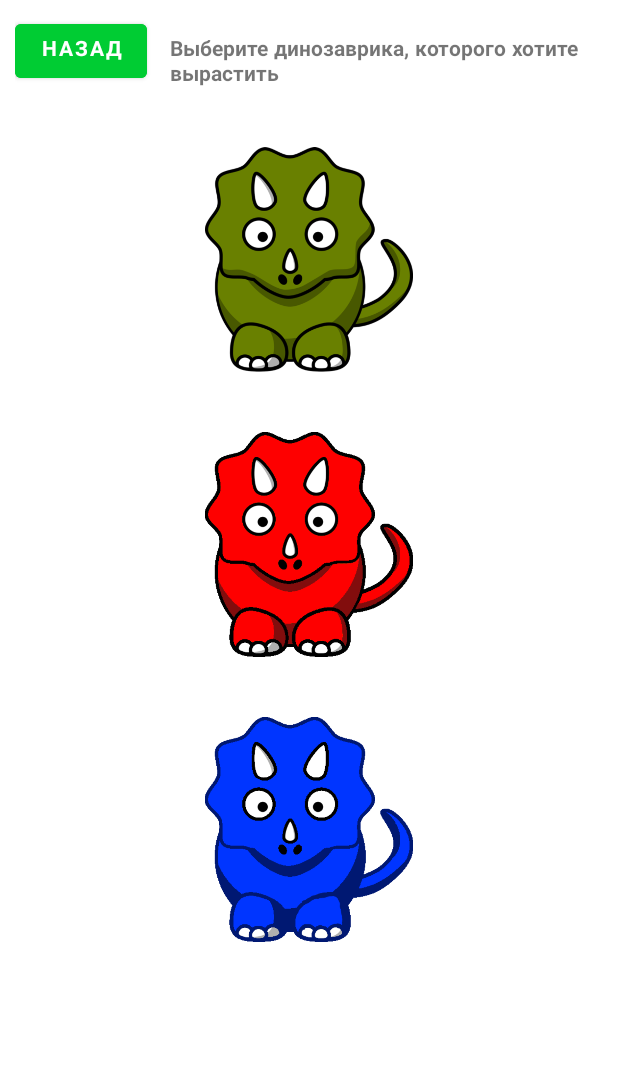
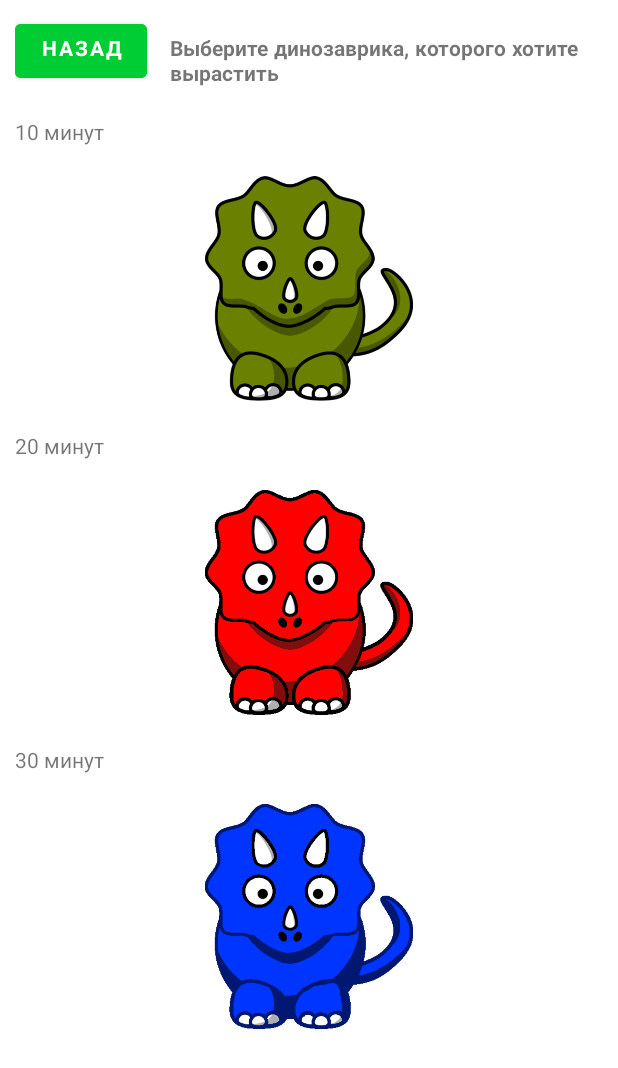
Before and after one commit to dimabaydukov/MobileApp, an Android app: the DinoChoice screen opened directly, with no data from a screen before it, on a phone screen of 412 x 824 dp. Shown: the top 1068 px of the screen. Run offline under Robolectric (Android 15) with nearby library versions, the phone set to English and light mode, and no system bars.

Commit message:
Update dino_choice.xml

```diff
--- a/app/src/main/res/layout/dino_choice.xml
+++ b/app/src/main/res/layout/dino_choice.xml
@@ -83,6 +83,13 @@
                         android:layout_height="match_parent"
                         android:orientation="vertical">
 
+                        <TextView
+                            android:id="@+id/textView2"
+                            android:layout_width="match_parent"
+                            android:layout_height="wrap_content"
+                            android:layout_weight="1"
+                            android:text="10 минут" />
+
                         <ImageView
                             android:id="@+id/imageView12"
                             android:layout_width="wrap_content"
@@ -91,6 +98,13 @@
                             android:layout_weight="1"
                             android:onClick="grow"
                             app:srcCompat="@drawable/dino_10" />
+
+                        <TextView
+                            android:id="@+id/textView3"
+                            android:layout_width="match_parent"
+                            android:layout_height="wrap_content"
+                            android:layout_weight="1"
+                            android:text="20 минут" />
 
                         <ImageView
                             android:id="@+id/imageView11"
@@ -101,6 +115,13 @@
                             android:onClick="grow"
                             app:srcCompat="@drawable/dino_20" />
 
+                        <TextView
+                            android:id="@+id/textView4"
+                            android:layout_width="match_parent"
+                            android:layout_height="wrap_content"
+                            android:layout_weight="1"
+                            android:text="30 минут" />
+
                         <ImageView
                             android:id="@+id/imageView10"
                             android:layout_width="wrap_content"
@@ -109,6 +130,7 @@
                             android:layout_weight="1"
                             android:onClick="grow"
                             app:srcCompat="@drawable/dino_30" />
+
                     </LinearLayout>
                 </LinearLayout>
             </ScrollView>
```
